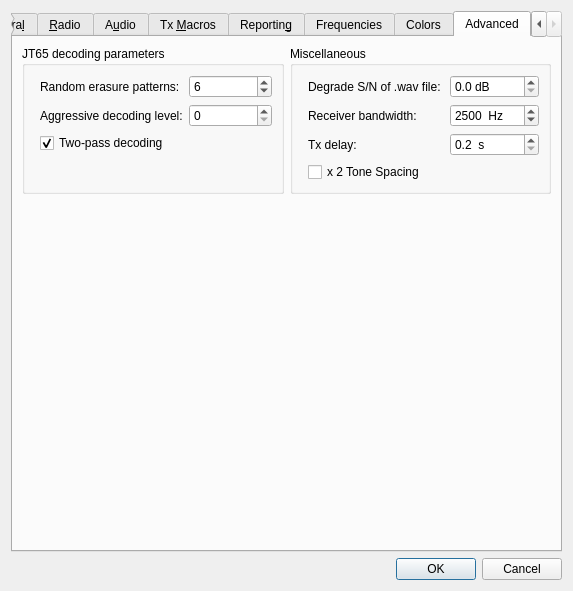
The window that Configuration.ui (saitohirga/WSJT-X) describes before a commit, drawn with Qt 5.
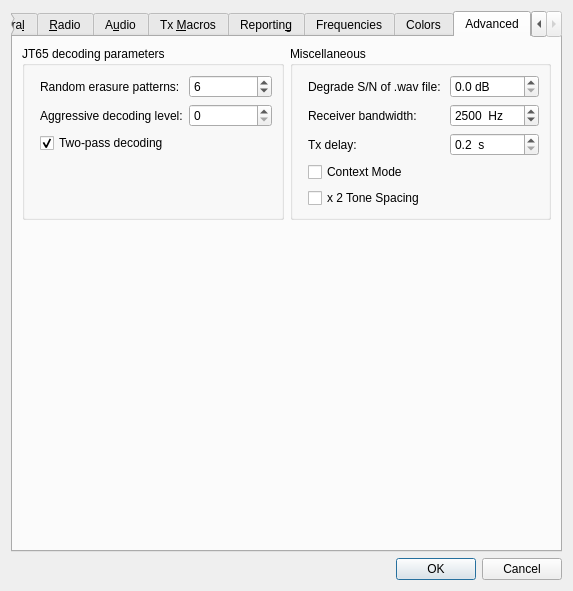
The same window after the commit. The open tabs and pages were chosen to show the change.

Commit message: Add MSK144 "Contest mode" option to skip Tx2 and Tx3.  Needs checking!

The edit to the form file:
```diff
--- a/Configuration.ui
+++ b/Configuration.ui
@@ -2240,7 +2240,7 @@
               </property>
              </widget>
             </item>
-            <item row="3" column="0">
+            <item row="4" column="0">
              <widget class="QCheckBox" name="cbx2ToneSpacing">
               <property name="toolTip">
                <string>&lt;html&gt;&lt;head/&gt;&lt;body&gt;&lt;p&gt;Generate Tx audio with twice the normal tone spacing.  Intended for special LF/MF transmitters that use a divide-by-2 before generating RF.&lt;/p&gt;&lt;/body&gt;&lt;/html&gt;</string>
@@ -2279,6 +2279,13 @@
               </property>
              </widget>
             </item>
+            <item row="3" column="0">
+             <widget class="QCheckBox" name="cbContestMode">
+              <property name="text">
+               <string>Context Mode</string>
+              </property>
+             </widget>
+            </item>
            </layout>
           </item>
          </layout>
```
Left out of the diff: 6 changed lines with no effect on the pictures. The commit also changes 3 other files.
